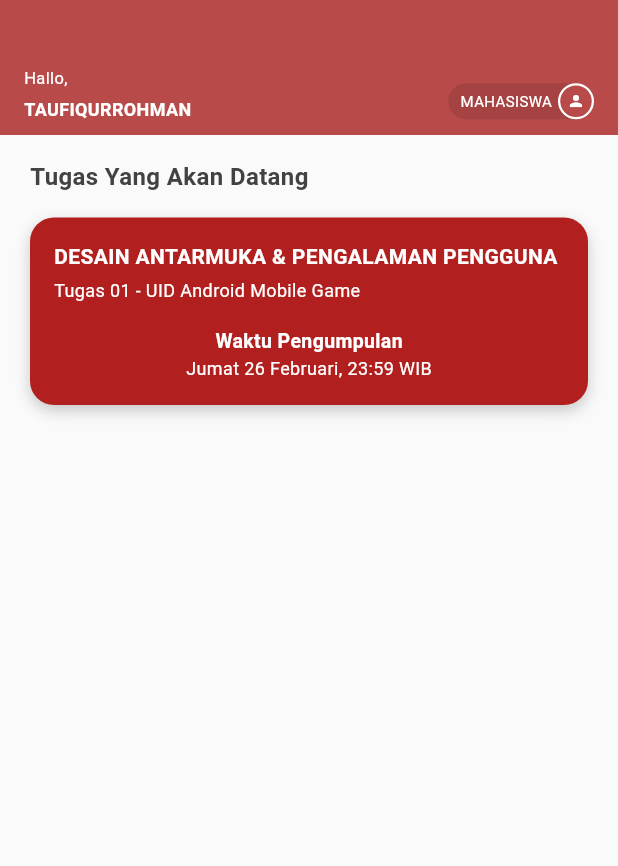
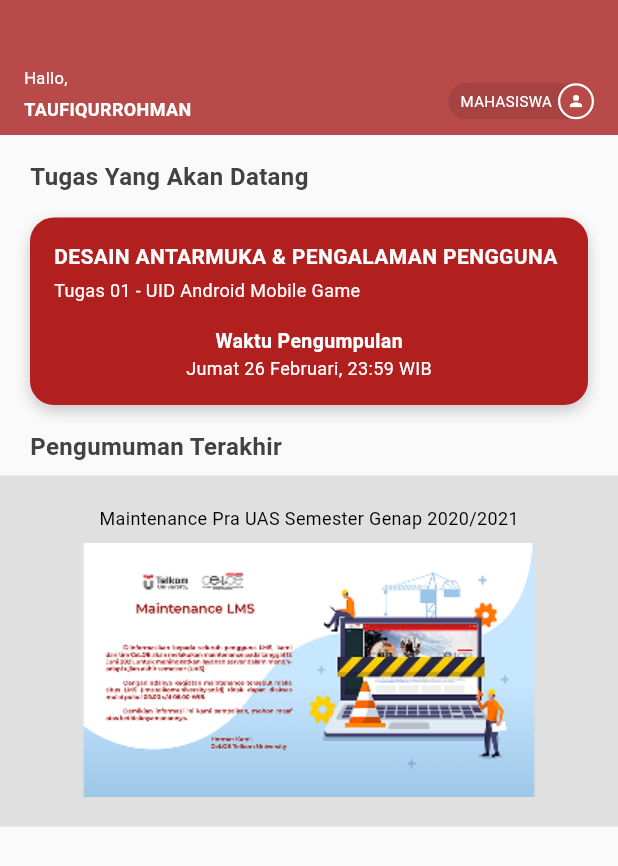
Before and after one commit to Taufiqurrohman58/mls_mobile, a Flutter app: the HomeScreen screen opened directly, on a phone screen of 412 x 824 dp. Shown: the top 866 px of the screen. Run offline on Flutter 3.47's test engine with Material 3 defaults, Android fonts, the phone set to English and light mode, and no system bars.

Commit message:
membuat desain untuk pengumuman terakhir

```diff
--- a/lib/screens/home_screen.dart
+++ b/lib/screens/home_screen.dart
@@ -141,12 +141,15 @@ class HomeScreen extends StatelessWidget {
                                 style: TextStyle(
                                   fontWeight: FontWeight.bold,
                                   color: Colors.white,
-                                  fontSize: 13
+                                  fontSize: 13,
                                 ),
                               ),
                               const Text(
                                 'Jumat 26 Februari, 23:59 WIB',
-                                style: TextStyle(color: Colors.white, fontSize: 12),
+                                style: TextStyle(
+                                  color: Colors.white,
+                                  fontSize: 12,
+                                ),
                               ),
                             ],
                           ),
@@ -154,7 +157,33 @@ class HomeScreen extends StatelessWidget {
                       ],
                     ),
                   ),
-
+                  Container(
+                    margin: const EdgeInsets.only(top: 16, left: 20),
+                    child: const Text(
+                      'Pengumuman Terakhir',
+                      style: TextStyle(
+                        fontSize: 16,
+                        fontWeight: FontWeight.bold,
+                        color: Color(0xFF424242),
+                      ),
+                    ),
+                  ),
+                  Container(
+                    width: double.infinity,
+                    margin: const EdgeInsets.only(top: 8),
+                    color: Colors.grey[300],
+                    padding: const EdgeInsets.all(20),
+                    child: Column(
+                      children: [
+                        const Text(
+                          'Maintenance Pra UAS Semester Genap 2020/2021',
+                          style: TextStyle(fontSize: 12, color: Colors.black),
+                        ),
+                        const SizedBox(height: 8),
+                        Image.asset('assets/images/gambar_pengumuman.png'),
+                      ],
+                    ),
+                  ),
                 ],
               ),
             ),
--- a/pubspec.yaml
+++ b/pubspec.yaml
@@ -26,3 +26,4 @@ flutter:
     - assets/images/logo_tel.png
     - assets/images/indonesia.png
     - assets/images/united-kingdom.png
+    - assets/images/gambar_pengumuman.png
```
Also changed, not shown: assets/images/gambar_pengumuman.png (added).
